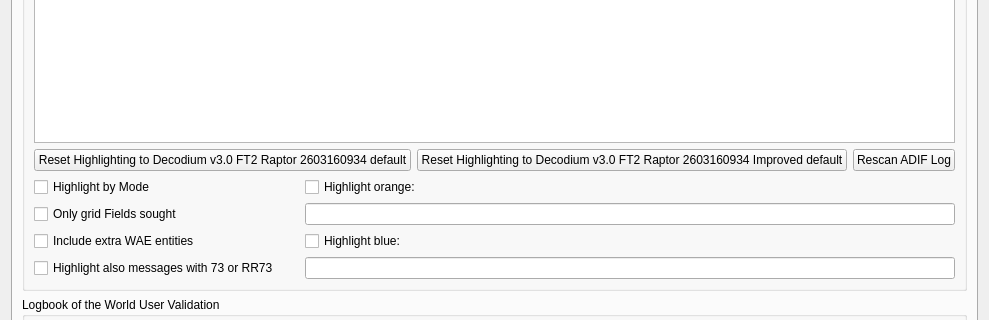
Above: Configuration.ui from iu8lmc/Decodium-3.0-Codename-Raptor before the change; both pictures show x 0 to 989 and y 124 to 444 of the 989 by 716 pixel window. Below: the same form after it.
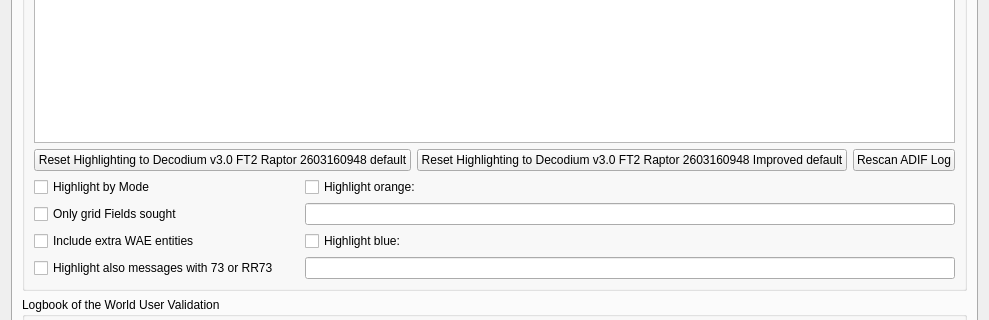
That is the form after the change. The open tabs and pages were chosen to show the change. Custom widgets are drawn as their Qt base class.

Diff of the .ui file:
```diff
--- a/Configuration.ui
+++ b/Configuration.ui
@@ -2828,14 +2828,14 @@
                <string>&lt;html&gt;&lt;head/&gt;&lt;body&gt;&lt;p&gt;Push to reset all highlight items above to default values and priorities.&lt;/p&gt;&lt;/body&gt;&lt;/html&gt;</string>
               </property>
               <property name="text">
-               <string>Reset Highlighting to Decodium v3.0 FT2 Raptor 2603160934 default</string>
+               <string>Reset Highlighting to Decodium v3.0 FT2 Raptor 2603160948 default</string>
               </property>
              </widget>
             </item>
             <item>
              <widget class="QPushButton" name="reset_highlighting_to_defaults2_push_button">
               <property name="text">
-               <string>Reset Highlighting to Decodium v3.0 FT2 Raptor 2603160934 Improved default</string>
+               <string>Reset Highlighting to Decodium v3.0 FT2 Raptor 2603160948 Improved default</string>
               </property>
              </widget>
             </item>
```
Left out of the diff: 14 changed lines with no effect on the pictures.
